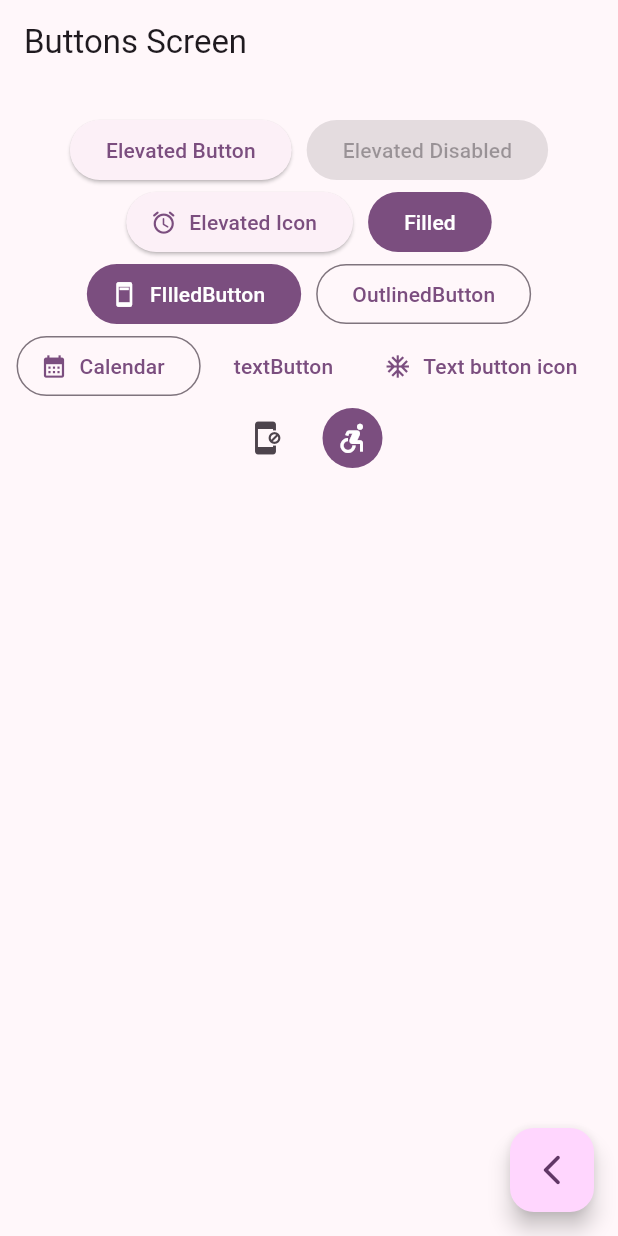
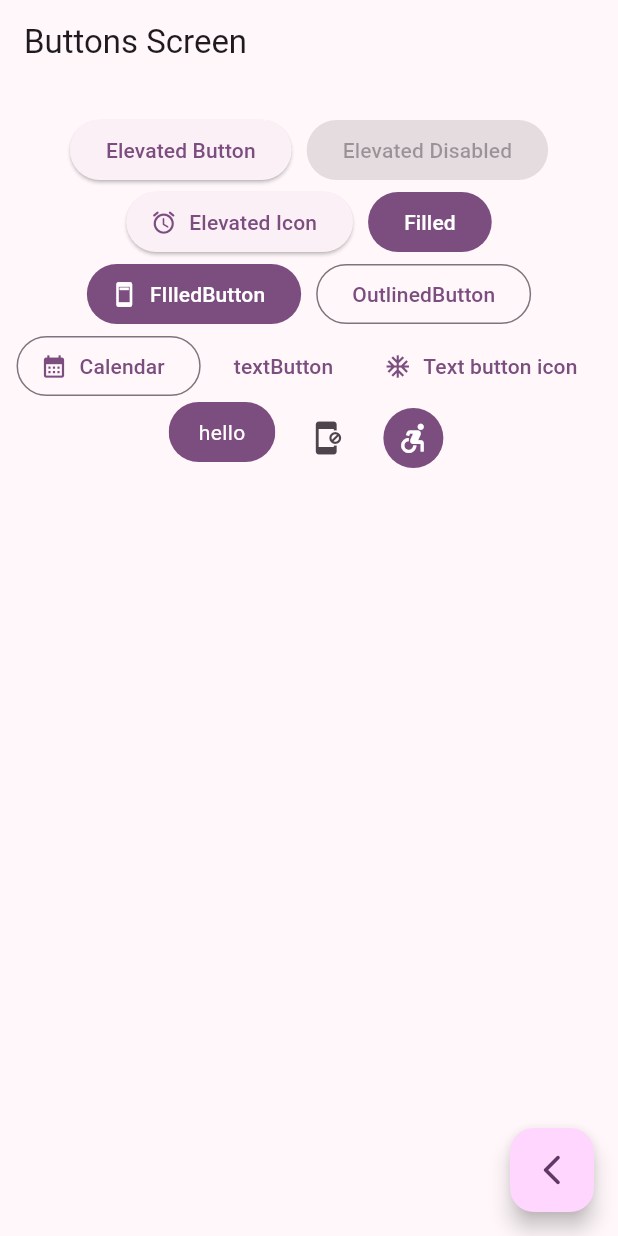
Before and after one commit to Fernando-uif/widgets-flutter, a Flutter app: the ButtonsScreen screen opened by its route, on a phone screen of 412 x 824 dp. Run offline on Flutter 3.47's test engine with Material 3 defaults, Android fonts, the phone set to English and light mode, and no system bars; our stand-ins replace go_router.

Commit message:
add some changes

```diff
--- a/lib/presentation/screens/buttons/buttons_screen.dart
+++ b/lib/presentation/screens/buttons/buttons_screen.dart
@@ -1,6 +1,5 @@
 import 'package:flutter/material.dart';
 import 'package:go_router/go_router.dart';
-
 
 class ButtonsScreen extends StatelessWidget {
   static const String name = 'buttons_screen';
@@ -71,6 +70,7 @@ class _ButtonsView extends StatelessWidget {
                   icon: const Icon(Icons.ac_unit_sharp),
                   label: const Text('Text button icon')),
               // Custom Button
+              const CustomButtons(),
               IconButton(
                   onPressed: () {}, icon: const Icon(Icons.app_blocking)),
               IconButton(
@@ -86,3 +86,28 @@ class _ButtonsView extends StatelessWidget {
         ));
   }
 }
+
+class CustomButtons extends StatelessWidget {
+  const CustomButtons({super.key});
+
+  @override
+  Widget build(BuildContext context) {
+    final colors = Theme.of(context).colorScheme;
+    return ClipRRect(
+      borderRadius: BorderRadius.circular(20),
+      child: Material(
+        color: colors.primary,
+        // podemos agregar el evento de tap
+        child: InkWell(
+          onTap: () {},
+          child: const Padding(
+              padding: EdgeInsets.symmetric(horizontal: 20, vertical: 10),
+              child: Text(
+                'hello',
+                style: TextStyle(color: Colors.white),
+              )),
+        ),
+      ),
+    );
+  }
+}
--- a/lib/presentation/screens/cards/card_screen.dart
+++ b/lib/presentation/screens/cards/card_screen.dart
@@ -1,4 +1,13 @@
 import 'package:flutter/material.dart';
+
+const cards = <Map<String, dynamic>>[
+  {'elevation': 0.0, 'label': 'Elevation 0'},
+  {'elevation': 1.0, 'label': 'Elevation 1'},
+  {'elevation': 2.0, 'label': 'Elevation 2'},
+  {'elevation': 3.0, 'label': 'Elevation 3'},
+  {'elevation': 4.0, 'label': 'Elevation 4'},
+  {'elevation': 5.0, 'label': 'Elevation 5'},
+];
 
 class CardScreen extends StatelessWidget {
   static const String name = 'card_screen';
@@ -10,7 +19,36 @@ class CardScreen extends StatelessWidget {
       appBar: AppBar(
         title: const Text('Card Screen'),
       ),
-      body: const Placeholder(),
+      body: const _CardsView(),
     );
   }
 }
+
+class _CardsView extends StatelessWidget {
+  const _CardsView({
+    super.key,
+  });
+
+  @override
+  Widget build(BuildContext context) {
+    return Column(
+      children: [
+        // ...cards.map((card) => )
+      ],
+    );
+  }
+}
+
+class _CardType1 extends StatelessWidget {
+  final String label;
+  final double elevation;
+  const _CardType1(this.label,this.elevation);
+
+  @override
+  Widget build(BuildContext context) {
+    return Card(
+      elevation: elevation,
+      child: Padding(padding: EdgeInsets.fromLTRB(10, 5, 10, 10)),
+    );
+  }
+}
```
